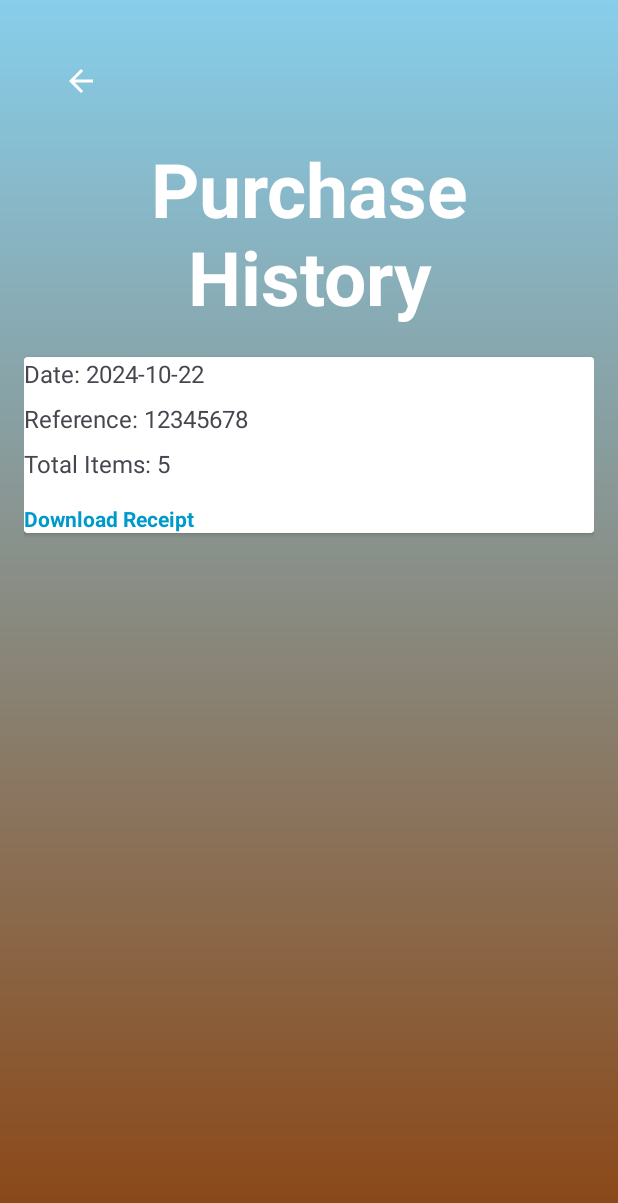
After one commit to mgg7934/reduce_food_wastage_app, an Android app: the PurchaseHistoryActivity screen opened directly, with no data from a screen before it, on a phone screen of 412 x 824 dp. The commit adds this screen. Shown: the top 1203 px of the screen. Run offline under Robolectric (Android 15) with nearby library versions, the phone set to English and light mode, and no system bars.

Commit message:
added purachase history

```diff
--- a/app/src/main/AndroidManifest.xml
+++ b/app/src/main/AndroidManifest.xml
@@ -37,9 +37,11 @@
         </activity>
         <activity
             android:name=".ProfileActivity"
-            android:exported="true">
-        </activity>
+            android:exported="true"/>
 
+        <activity
+            android:name=".PurchaseHistoryActivity"
+            android:exported="true"/>
     </application>
 
 
--- /dev/null
+++ b/app/src/main/java/com/example/reduce_food_wastage_app/PurchaseHistoryActivity.java
@@ -0,0 +1,42 @@
+package com.example.reduce_food_wastage_app;
+
+import android.os.Bundle;
+import android.view.View;
+import android.widget.ImageButton;
+import android.widget.TextView;
+import android.widget.Toast;
+
+import androidx.appcompat.app.AppCompatActivity;
+
+public class PurchaseHistoryActivity extends AppCompatActivity {
+
+    private TextView tvDownloadReceipt;
+
+    @Override
+    protected void onCreate(Bundle savedInstanceState) {
+        super.onCreate(savedInstanceState);
+        setContentView(R.layout.activity_purchase_history);
+
+        // Find the download receipt TextView
+        tvDownloadReceipt = findViewById(R.id.tvDownloadReceipt);
+
+        ImageButton backButton = findViewById(R.id.backButton);
+
+        // Set click listener to go back when clicked
+        backButton.setOnClickListener(new View.OnClickListener() {
+            @Override
+            public void onClick(View v) {
+                onBackPressed(); // Go back to previous activity
+            }
+        });
+
+        // Set a click listener on the download receipt TextView
+        tvDownloadReceipt.setOnClickListener(new View.OnClickListener() {
+            @Override
+            public void onClick(View v) {
+                // Show a toast message when the download receipt is clicked
+                Toast.makeText(PurchaseHistoryActivity.this, "Downloading receipt...", Toast.LENGTH_SHORT).show();
+            }
+        });
+    }
+}
--- a/app/src/main/java/com/example/reduce_food_wastage_app/SettingsActivity.java
+++ b/app/src/main/java/com/example/reduce_food_wastage_app/SettingsActivity.java
@@ -45,15 +45,15 @@ public class SettingsActivity extends AppCompatActivity {
             }
         });
 
-//        cardPurchaseHistory.setOnClickListener(new View.OnClickListener() {
-//            @Override
-//            public void onClick(View v) {
-//                Toast.makeText(SettingsActivity.this, "Purchase History Clicked", Toast.LENGTH_SHORT).show();
-//                // Navigate to PurchaseHistoryActivity
-//                Intent intent = new Intent(SettingsActivity.this, PurchaseHistoryActivity.class);
-//                startActivity(intent);
-//            }
-//        });
+        cardPurchaseHistory.setOnClickListener(new View.OnClickListener() {
+            @Override
+            public void onClick(View v) {
+                Toast.makeText(SettingsActivity.this, "Purchase History Clicked", Toast.LENGTH_SHORT).show();
+                // Navigate to PurchaseHistoryActivity
+                Intent intent = new Intent(SettingsActivity.this, PurchaseHistoryActivity.class);
+                startActivity(intent);
+            }
+        });
 //
 //        cardSavedRecipes.setOnClickListener(new View.OnClickListener() {
 //            @Override
--- /dev/null
+++ b/app/src/main/res/drawable/ic_arrow_back.xml
@@ -0,0 +1,9 @@
+<vector xmlns:android="http://schemas.android.com/apk/res/android"
+    android:width="24dp"
+    android:height="24dp"
+    android:viewportWidth="24"
+    android:viewportHeight="24">
+    <path
+        android:fillColor="@color/white"
+        android:pathData="M20,11H7.83l5.59-5.59L12,4l-8,8 8,8 1.41-1.41L7.83,13H20v-2z"/>
+</vector>
--- a/app/src/main/res/layout/activity_payment.xml
+++ b/app/src/main/res/layout/activity_payment.xml
@@ -14,7 +14,7 @@
         android:layout_height="wrap_content"
         android:text="Payment Information"
         android:textSize="24sp"
-        android:textColor="#000000"
+        android:textColor="@color/white"
         android:layout_gravity="center"
         android:layout_marginBottom="20dp" />
 
--- /dev/null
+++ b/app/src/main/res/layout/activity_purchase_history.xml
@@ -0,0 +1,87 @@
+<?xml version="1.0" encoding="utf-8"?>
+<ScrollView
+    xmlns:android="http://schemas.android.com/apk/res/android"
+    android:layout_width="match_parent"
+    android:layout_height="match_parent"
+    android:padding="16dp"
+    android:background="@drawable/gradient_background">
+
+    <LinearLayout
+        android:layout_width="match_parent"
+        android:layout_height="wrap_content"
+        android:orientation="vertical">
+
+        <ImageButton
+            android:id="@+id/backButton"
+            android:layout_width="wrap_content"
+            android:layout_height="wrap_content"
+            android:background="?attr/selectableItemBackgroundBorderless"
+            android:src="@drawable/ic_arrow_back"
+            android:contentDescription="@string/back_button_desc"
+            android:padding="10dp"
+            android:layout_margin="16dp"/>
+
+        <TextView
+            android:layout_width="wrap_content"
+            android:layout_height="wrap_content"
+            android:text="Purchase History"
+            android:textSize="50sp"
+            android:textColor="@color/white"
+            android:textStyle="bold"
+            android:layout_marginBottom="20dp"
+            android:gravity="center"/>
+
+        <androidx.cardview.widget.CardView
+            android:layout_width="match_parent"
+            android:layout_height="wrap_content"
+            android:elevation="4dp"
+            android:padding="16dp"
+            android:layout_marginBottom="16dp">
+
+            <LinearLayout
+                android:layout_width="match_parent"
+                android:layout_height="wrap_content"
+                android:orientation="vertical">
+
+                <TextView
+                    android:id="@+id/tvPurchaseDate"
+                    android:layout_width="wrap_content"
+                    android:layout_height="wrap_content"
+                    android:text="Date: 2024-10-22"
+                    android:textSize="16sp"
+                    android:layout_marginBottom="8dp"/>
+
+                <TextView
+                    android:id="@+id/tvReferenceNumber"
+                    android:layout_width="wrap_content"
+                    android:layout_height="wrap_content"
+                    android:text="Reference: 12345678"
+                    android:textSize="16sp"
+                    android:layout_marginBottom="8dp"/>
+
+                <TextView
+                    android:id="@+id/tvTotalItems"
+                    android:layout_width="wrap_content"
+                    android:layout_height="wrap_content"
+                    android:text="Total Items: 5"
+                    android:textSize="16sp"
+                    android:layout_marginBottom="8dp"/>
+
+                <TextView
+                    android:id="@+id/tvDownloadReceipt"
+                    android:layout_width="wrap_content"
+                    android:layout_height="wrap_content"
+                    android:text="Download Receipt"
+                    android:textColor="@android:color/holo_blue_dark"
+                    android:textStyle="bold"
+                    android:layout_marginTop="8dp"
+                    android:clickable="true"
+                    android:focusable="true"/>
+
+            </LinearLayout>
+
+        </androidx.cardview.widget.CardView>
+
+    </LinearLayout>
+
+</ScrollView>
--- a/app/src/main/res/values/strings.xml
+++ b/app/src/main/res/values/strings.xml
@@ -1,3 +1,4 @@
 <resources>
     <string name="app_name">reduce_food_wastage_app</string>
+    <string name="back_button_desc">Go back</string>
 </resources>
```
